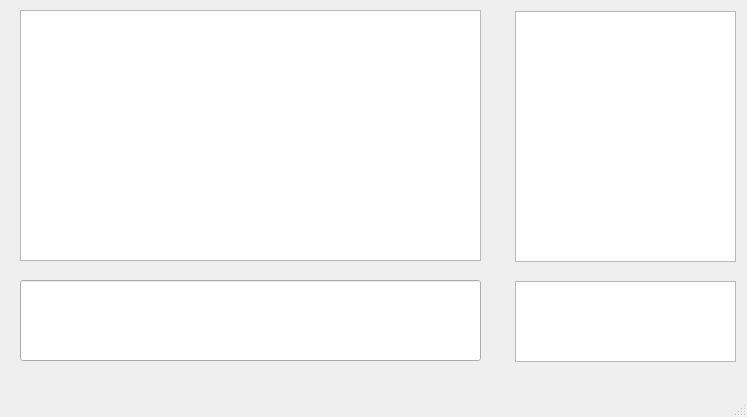
Old version of the form ui/main.ui in the repository SPC-project/SimplyDCS.
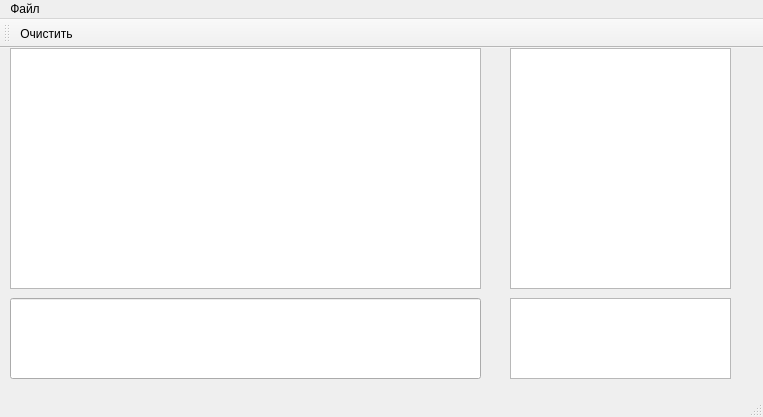
New version of the form. Icons and pictures are not drawn.

Commit message:
Add inverse and forward Laplace's transform
Also:
- Process command for variable's creation: "<var> = <expr>"
- Show variables if user type it's name only
- Hide parameters for 'laplace_transform' and 'inverse_laplace_transform'
- Use '^' as exponentiation operator
- History of user's input

Diff of the .ui file:
```diff
--- a/ui/main.ui
+++ b/ui/main.ui
@@ -6,7 +6,7 @@
    <rect>
     <x>0</x>
     <y>0</y>
-    <width>747</width>
+    <width>763</width>
     <height>417</height>
    </rect>
   </property>
@@ -17,18 +17,18 @@
    <widget class="QTextBrowser" name="output_area">
     <property name="geometry">
      <rect>
-      <x>20</x>
-      <y>10</y>
-      <width>461</width>
-      <height>251</height>
+      <x>10</x>
+      <y>0</y>
+      <width>471</width>
+      <height>241</height>
      </rect>
     </property>
    </widget>
    <widget class="QListView" name="listView">
     <property name="geometry">
      <rect>
-      <x>515</x>
-      <y>281</y>
+      <x>510</x>
+      <y>250</y>
       <width>221</width>
       <height>81</height>
      </rect>
@@ -37,19 +37,19 @@
    <widget class="QTextBrowser" name="textBrowser_2">
     <property name="geometry">
      <rect>
-      <x>515</x>
-      <y>11</y>
+      <x>510</x>
+      <y>0</y>
       <width>221</width>
-      <height>251</height>
+      <height>241</height>
      </rect>
     </property>
    </widget>
    <widget class="QLineEdit" name="input_area">
     <property name="geometry">
      <rect>
-      <x>20</x>
-      <y>280</y>
-      <width>461</width>
+      <x>10</x>
+      <y>250</y>
+      <width>471</width>
       <height>81</height>
      </rect>
     </property>
@@ -60,12 +60,57 @@
     <rect>
      <x>0</x>
      <y>0</y>
-     <width>747</width>
+     <width>763</width>
      <height>30</height>
     </rect>
    </property>
+   <widget class="QMenu" name="menu">
+    <property name="title">
+     <string>Файл</string>
+    </property>
+    <addaction name="m_exit"/>
+   </widget>
+   <addaction name="menu"/>
   </widget>
   <widget class="QStatusBar" name="statusbar"/>
+  <widget class="QToolBar" name="toolBar">
+   <property name="windowTitle">
+    <string>toolBar</string>
+   </property>
+   <attribute name="toolBarArea">
+    <enum>TopToolBarArea</enum>
+   </attribute>
+   <attribute name="toolBarBreak">
+    <bool>true</bool>
+   </attribute>
+   <addaction name="m_clear"/>
+  </widget>
+  <action name="m_exit">
+   <property name="icon">
+    <iconset theme="application-exit">
+     <normaloff>.</normaloff>.</iconset>
+   </property>
+   <property name="text">
+    <string>Выход</string>
+   </property>
+   <property name="toolTip">
+    <string>Закрыть приложене</string>
+   </property>
+   <property name="shortcut">
+    <string>Ctrl+Q</string>
+   </property>
+  </action>
+  <action name="m_clear">
+   <property name="icon">
+    <iconset theme="edit-clear"/>
+   </property>
+   <property name="text">
+    <string>Очистить</string>
+   </property>
+   <property name="toolTip">
+    <string>Очистить рабочее поле</string>
+   </property>
+  </action>
  </widget>
  <tabstops>
   <tabstop>input_area</tabstop>
```
The commit also changes 2 other files.
